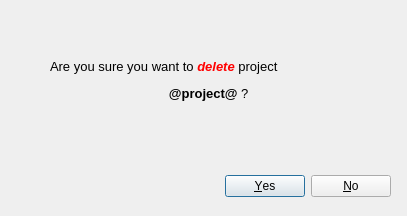
ilektrojohn/creepy, file gui/verifyDeleteDialog.ui: the form before one commit.
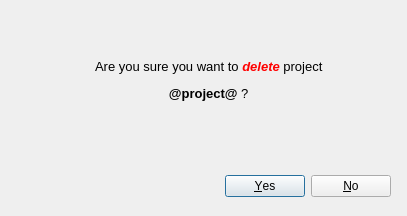
The form after the commit.

```diff
--- a/gui/verifyDeleteDialog.ui
+++ b/gui/verifyDeleteDialog.ui
@@ -51,7 +51,7 @@
     <item>
      <widget class="QLabel" name="label">
       <property name="text">
-       <string>&lt;html&gt;&lt;head/&gt;&lt;body&gt;&lt;p&gt;&lt;span style=&quot; font-size:10pt;&quot;&gt;Are you sure you want to &lt;/span&gt;&lt;span style=&quot; font-size:10pt; font-weight:600; font-style:italic; color:#ff0000;&quot;&gt;delete&lt;/span&gt;&lt;span style=&quot; font-size:10pt;&quot;&gt; project &lt;/span&gt;&lt;/p&gt;&lt;p align=&quot;center&quot;&gt;&lt;span style=&quot; font-size:10pt; font-weight:600;&quot;&gt;@project@&lt;/span&gt;&lt;span style=&quot; font-size:10pt;&quot;&gt; ? &lt;/span&gt;&lt;/p&gt;&lt;/body&gt;&lt;/html&gt;</string>
+       <string>&lt;html&gt;&lt;head/&gt;&lt;body&gt;&lt;p align=&quot;center&quot;&gt;&lt;span style=&quot; font-size:10pt;&quot;&gt;Are you sure you want to &lt;/span&gt;&lt;span style=&quot; font-size:10pt; font-weight:600; font-style:italic; color:#ff0000;&quot;&gt;delete&lt;/span&gt;&lt;span style=&quot; font-size:10pt;&quot;&gt; project &lt;/span&gt;&lt;/p&gt;&lt;p align=&quot;center&quot;&gt;&lt;span style=&quot; font-size:10pt; font-weight:600;&quot;&gt;@project@&lt;/span&gt;&lt;span style=&quot; font-size:10pt;&quot;&gt; ? &lt;/span&gt;&lt;/p&gt;&lt;/body&gt;&lt;/html&gt;</string>
       </property>
      </widget>
     </item>
```
